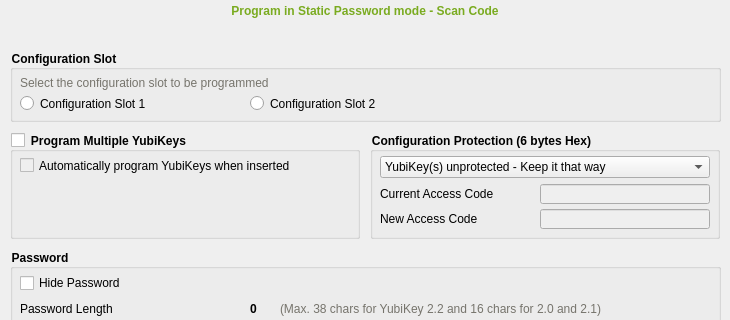
Before: the Qt Designer form src/ui/staticpage.ui in Yubico/yubikey-personalization-gui-dpkg, drawn with Qt 5; both pictures show x 0 to 730 and y 0 to 320 of the 730 by 650 pixel window.
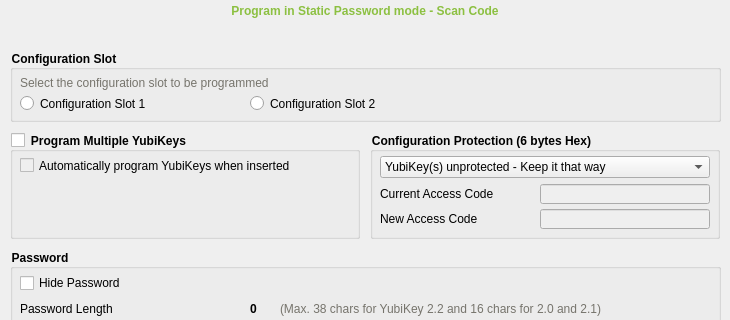
After: the same form once the commit is applied. Icons and pictures are not drawn. Custom widgets are drawn as their Qt base class.

Patch:
```diff
--- a/src/ui/staticpage.ui
+++ b/src/ui/staticpage.ui
@@ -180,7 +180,7 @@
     <property name="styleSheet">
      <string notr="true">font: 18px &quot;Verdana&quot;;
 font-weight: bold;
-color: rgb(122, 171, 32);</string>
+color: rgb(140, 192, 65);</string>
     </property>
     <property name="text">
      <string>Program in Static Password mode - Scan Code</string>
```
Left out of the diff: 4 changed lines with no effect on the pictures.
